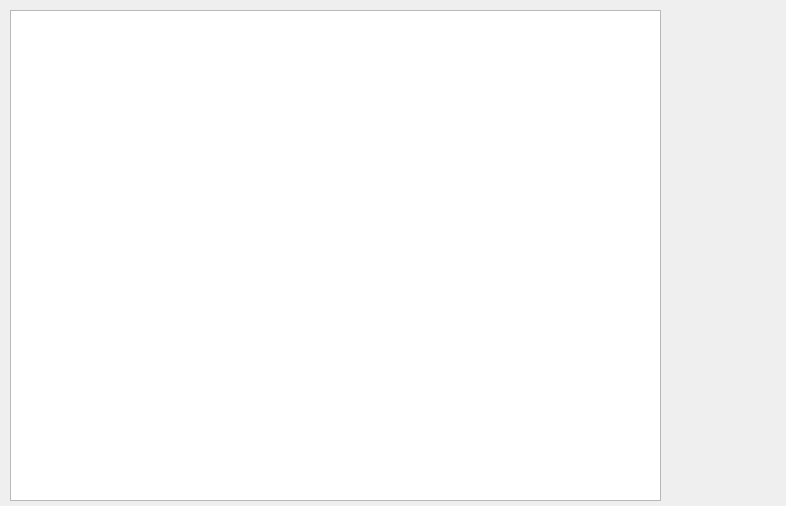
This is BusBar-Qt/logs/logmain/logmainelewid.ui in luozhiyong131/BusBar as Qt 5 draws it before an edit. The edited form follows.
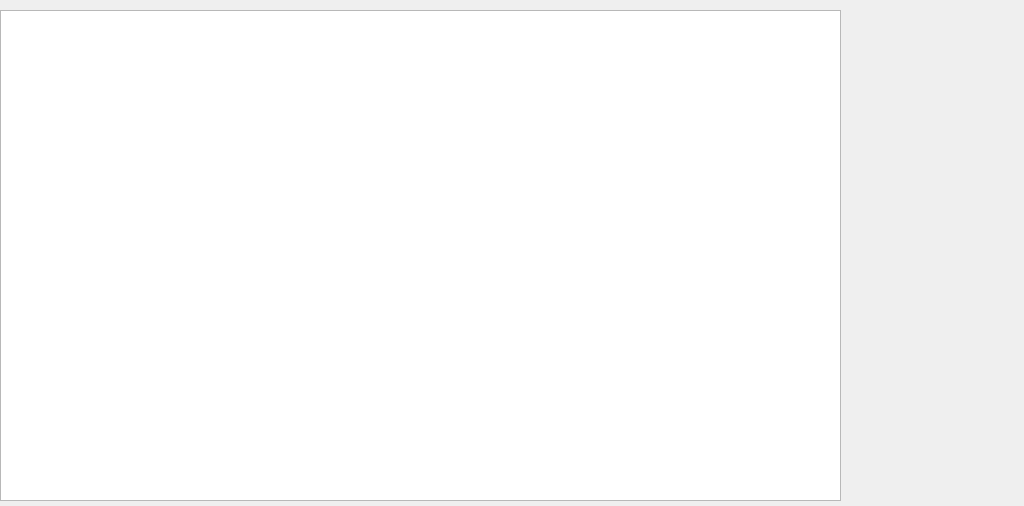
This is the edited form.

```diff
--- a/BusBar-Qt/logs/logmain/logmainelewid.ui
+++ b/BusBar-Qt/logs/logmain/logmainelewid.ui
@@ -6,7 +6,7 @@
    <rect>
     <x>0</x>
     <y>0</y>
-    <width>786</width>
+    <width>1024</width>
     <height>506</height>
    </rect>
   </property>
@@ -16,9 +16,9 @@
   <widget class="QTableView" name="tableView">
    <property name="geometry">
     <rect>
-     <x>10</x>
+     <x>0</x>
      <y>10</y>
-     <width>651</width>
+     <width>841</width>
      <height>491</height>
     </rect>
    </property>
@@ -26,10 +26,10 @@
   <widget class="QWidget" name="widget" native="true">
    <property name="geometry">
     <rect>
-     <x>660</x>
-     <y>20</y>
-     <width>120</width>
-     <height>411</height>
+     <x>840</x>
+     <y>10</y>
+     <width>180</width>
+     <height>471</height>
     </rect>
    </property>
   </widget>
```
